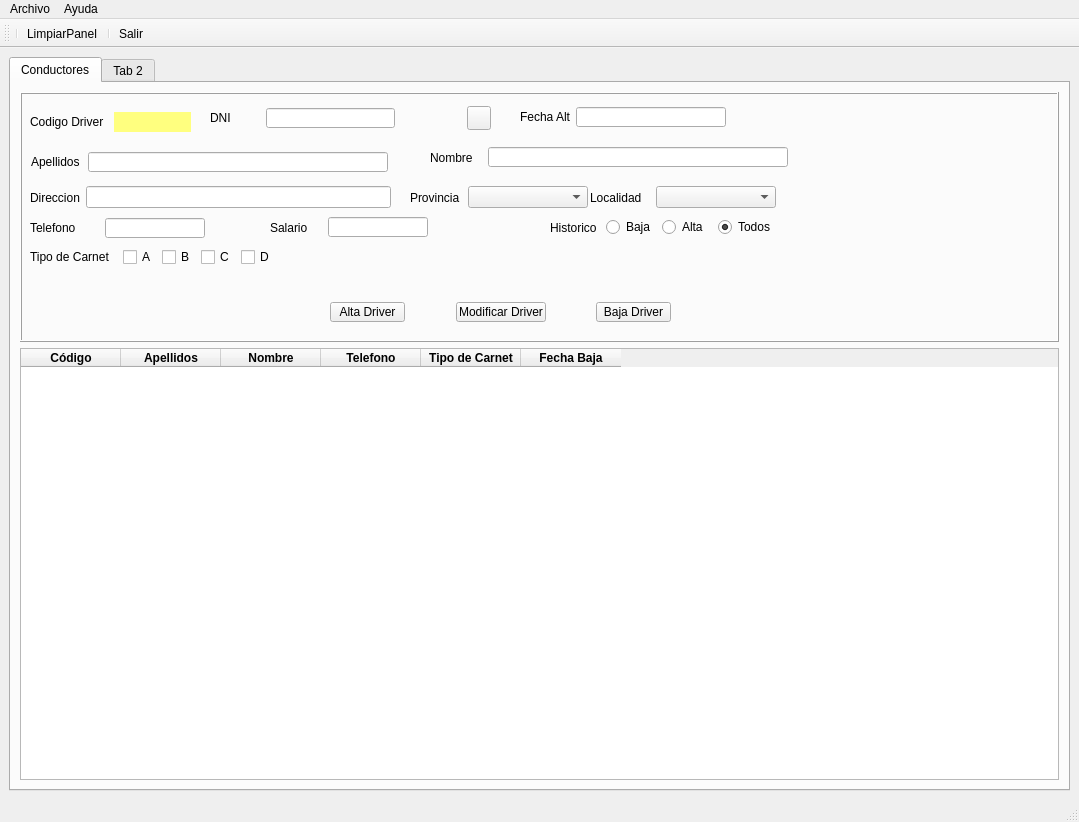
First picture: the form in sierraperez/templates/MainWindow.ui, repository Sierrowsky/PyCharmProyects, before the edit.
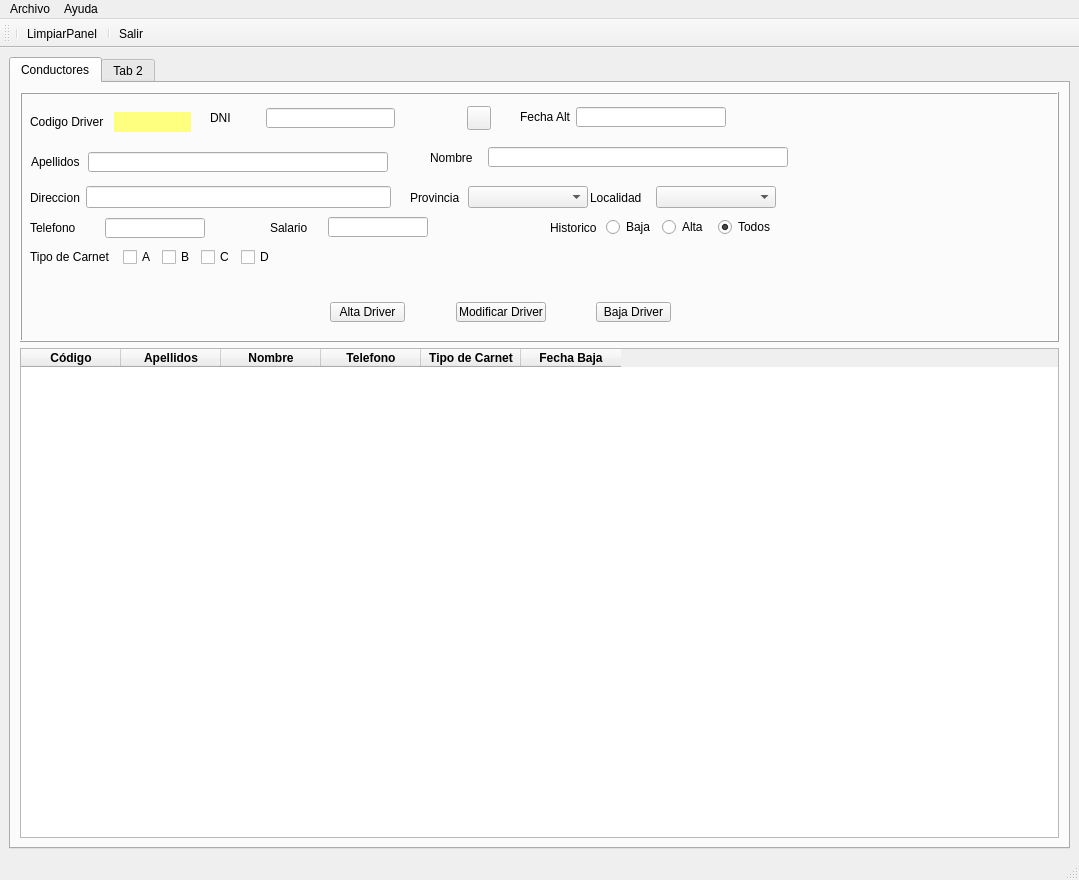
Second picture: the form after the edit. Icons and pictures are not drawn.

Diff of the .ui file:
```diff
--- a/sierraperez/templates/MainWindow.ui
+++ b/sierraperez/templates/MainWindow.ui
@@ -7,7 +7,7 @@
     <x>0</x>
     <y>0</y>
     <width>1079</width>
-    <height>822</height>
+    <height>880</height>
    </rect>
   </property>
   <property name="sizePolicy">
```
